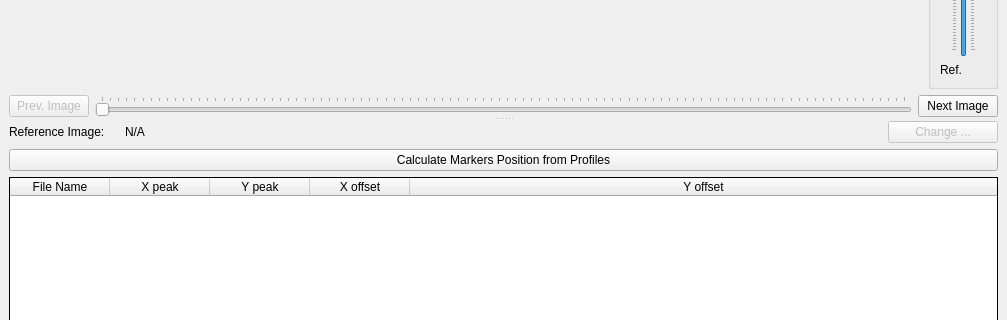
Before: the Qt Designer form ui/ui_registration_profile.ui in neutronimaging/python_notebooks, drawn with Qt 5; both pictures show x 0 to 1007 and y 307 to 627 of the 1007 by 1149 pixel window.
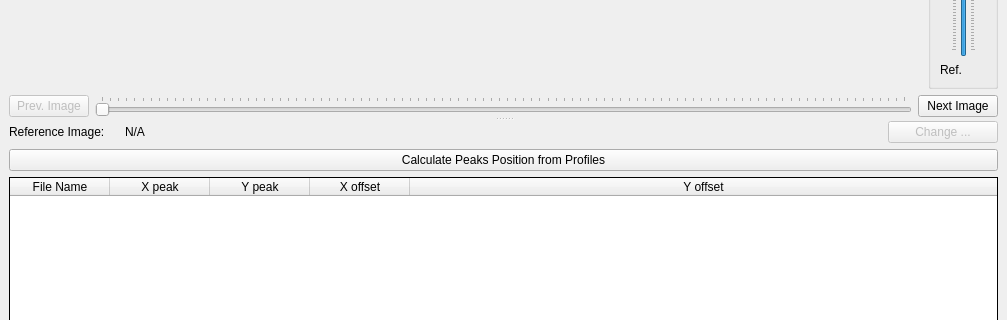
After: the same form once the commit is applied.

Commit message: Click in table now updates the profiles

Patch:
```diff
--- a/ui/ui_registration_profile.ui
+++ b/ui/ui_registration_profile.ui
@@ -208,7 +208,7 @@
          <item>
           <widget class="QPushButton" name="calculate_markers_button">
            <property name="text">
-            <string>Calculate Markers Position from Profiles</string>
+            <string>Calculate Peaks Position from Profiles</string>
            </property>
           </widget>
          </item>
```
The commit also changes 3 other files.
